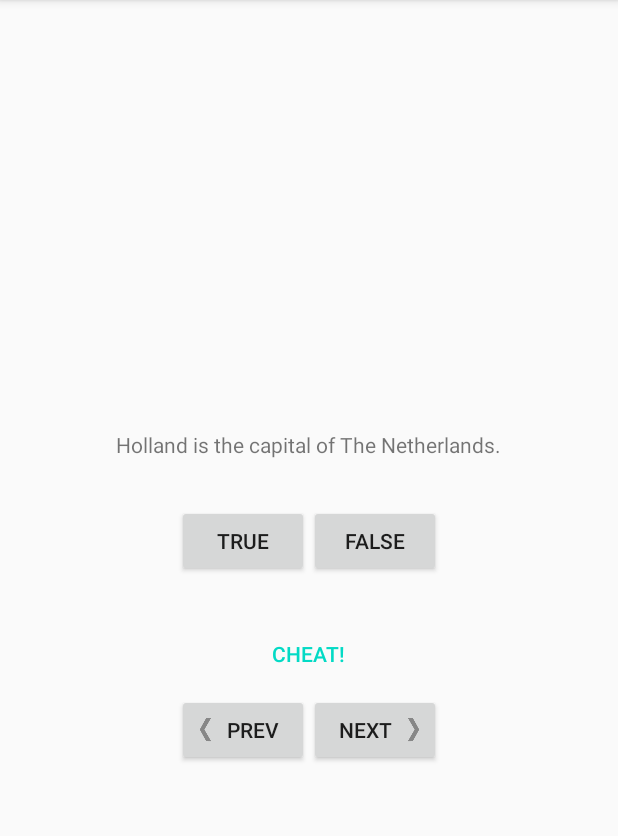
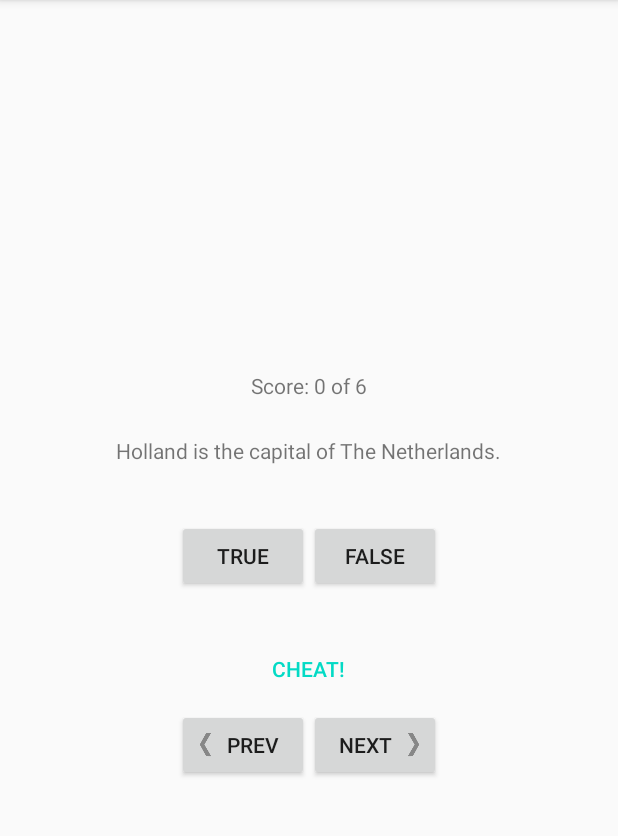
Before and after one commit to rleee/GeoQuiz, an Android app: the screen it shows after launch (MainActivity), on a phone screen of 412 x 824 dp, the part 84-920 px from its top. Run offline under Robolectric (Android 15) with nearby library versions, the phone set to English and light mode, and no system bars.

Commit message:
track score and add all answered Toast

```diff
--- a/app/src/main/java/com/drdlee/geoquiz/MainActivity.kt
+++ b/app/src/main/java/com/drdlee/geoquiz/MainActivity.kt
@@ -9,15 +9,14 @@ import androidx.appcompat.app.AppCompatActivity
 import android.os.Bundle
 import android.util.Log
 import android.widget.Button
-import android.widget.ImageButton
 import android.widget.TextView
 import android.widget.Toast
-import androidx.lifecycle.ViewModel
 import androidx.lifecycle.ViewModelProvider
-import kotlinx.android.synthetic.main.activity_main.*
 
 private const val TAG = "MainActivity"
 private const val KEY_INDEX = "index"
+private const val KEY_SCORE = "score"
+private const val KEY_ANSWERED = "answered_count"
 private const val REQUEST_CODE_CHEAT = 0
 
 class MainActivity : AppCompatActivity() {
@@ -28,6 +27,7 @@ class MainActivity : AppCompatActivity() {
     private lateinit var nextButton: Button
     private lateinit var prevButton: Button
     private lateinit var cheatButton: Button
+    private lateinit var scoreTextView: TextView
 
     private val quizViewModel: QuizViewModel by lazy {
         ViewModelProvider(this).get(QuizViewModel::class.java)
@@ -40,7 +40,13 @@ class MainActivity : AppCompatActivity() {
         setContentView(R.layout.activity_main)
 
         val currentIndex = savedInstanceState?.getInt(KEY_INDEX, 0) ?: 0
-        quizViewModel.currentIndex = currentIndex
+        val score = savedInstanceState?.getInt(KEY_SCORE, 0) ?: 0
+        val answeredCount = savedInstanceState?.getInt(KEY_ANSWERED, 0) ?: 0
+        quizViewModel.apply {
+            this.currentIndex = currentIndex
+            this.score = score
+            this.answeredCount = answeredCount
+        }
 
         questionTextView = findViewById(R.id.question_text_view)
         trueButton = findViewById(R.id.true_button)
@@ -48,17 +54,20 @@ class MainActivity : AppCompatActivity() {
         nextButton = findViewById(R.id.next_button)
         prevButton = findViewById(R.id.prev_button)
         cheatButton = findViewById(R.id.cheat_button)
+        scoreTextView = findViewById(R.id.score_text_view)
 
         trueButton.setOnClickListener {
+            checkAnswer(true)
             quizViewModel.updateIsAnswered()
+            checkIsAllAnswered()
             disableAnswerButton()
-            checkAnswer(true)
         }
 
         falseButton.setOnClickListener {
+            checkAnswer(false)
             quizViewModel.updateIsAnswered()
+            checkIsAllAnswered()
             disableAnswerButton()
-            checkAnswer(false)
         }
 
         nextButton.setOnClickListener {
@@ -90,6 +99,8 @@ class MainActivity : AppCompatActivity() {
         }
 
         updateQuestion()
+        val scoreString = getString(R.string.score_text, quizViewModel.score, quizViewModel.questionCount)
+        scoreTextView.text = scoreString
     }
 
     override fun onActivityResult(requestCode: Int, resultCode: Int, data: Intent?) {
@@ -123,6 +134,8 @@ class MainActivity : AppCompatActivity() {
         Log.i(TAG, "onSaveInstanceState")
 
         outState.putInt(KEY_INDEX, quizViewModel.currentIndex)
+        outState.putInt(KEY_SCORE, quizViewModel.score)
+        outState.putInt(KEY_ANSWERED, quizViewModel.answeredCount)
     }
 
     override fun onStop() {
@@ -144,13 +157,23 @@ class MainActivity : AppCompatActivity() {
 
     private fun checkAnswer(userAnswer: Boolean) {
         val correctAnswer = quizViewModel.currentQuestionAnswer
+
+        // Show Toast
         val messageResId = when {
             quizViewModel.isCheater -> R.string.judgement_toast
             userAnswer == correctAnswer -> R.string.correct_toast
             else -> R.string.incorrect_toast
         }
+        Toast.makeText(this, messageResId, Toast.LENGTH_SHORT).show()
 
-        Toast.makeText(this, messageResId, Toast.LENGTH_SHORT).show()
+        // Add Score
+        if (correctAnswer == userAnswer) {
+            quizViewModel.addScore()
+        }
+
+        val scoreString = getString(R.string.score_text, quizViewModel.score, quizViewModel.questionCount)
+        scoreTextView.text = scoreString
+
         quizViewModel.isCheater = false
     }
 
@@ -165,4 +188,10 @@ class MainActivity : AppCompatActivity() {
             cheatButton.isEnabled = true
         }
     }
+
+    private fun checkIsAllAnswered() {
+        if (quizViewModel.answeredCount == quizViewModel.questionCount) {
+            Toast.makeText(this, R.string.finish_text, Toast.LENGTH_LONG).show()
+        }
+    }
 }
--- a/app/src/main/java/com/drdlee/geoquiz/QuizViewModel.kt
+++ b/app/src/main/java/com/drdlee/geoquiz/QuizViewModel.kt
@@ -7,6 +7,8 @@ private const val TAG = "QuizViewModel"
 class QuizViewModel: ViewModel() {
 
     var currentIndex = 0
+    var score = 0
+    var answeredCount = 0
     var isCheater = false
 
     private val questionBank = listOf(
@@ -27,6 +29,13 @@ class QuizViewModel: ViewModel() {
     val isCurrentQuestionAnswered: Boolean
         get() = questionBank[currentIndex].answered
 
+    val questionCount: Int
+        get() = questionBank.size
+
+    fun addScore() {
+        score += 1
+    }
+
     fun moveToNext() {
         currentIndex = (currentIndex + 1) % questionBank.size
     }
@@ -40,6 +49,7 @@ class QuizViewModel: ViewModel() {
 
     fun updateIsAnswered() {
         questionBank[currentIndex].answered = true
+        answeredCount += 1
     }
 
 }
--- a/app/src/main/res/layout-land/activity_main.xml
+++ b/app/src/main/res/layout-land/activity_main.xml
@@ -4,13 +4,31 @@
     android:layout_height="match_parent"
     xmlns:tools="http://schemas.android.com/tools">
 
-    <TextView
-        android:id="@+id/question_text_view"
+    <LinearLayout
         android:layout_width="wrap_content"
         android:layout_height="wrap_content"
-        android:padding="24dp"
-        android:layout_gravity="center_horizontal"
-        tools:text="@string/question_holland"/>
+        android:orientation="vertical"
+        android:layout_gravity="center_horizontal">
+
+        <TextView
+            android:id="@+id/score_text_view"
+            android:layout_width="wrap_content"
+            android:layout_height="wrap_content"
+            android:text="@string/score_text"
+            android:layout_gravity="center_horizontal"
+            android:padding="10dp"
+            android:layout_marginTop="10dp"/>
+
+        <TextView
+            android:id="@+id/question_text_view"
+            android:layout_width="wrap_content"
+            android:layout_height="wrap_content"
+            android:padding="10dp"
+            android:layout_gravity="center_horizontal"
+            tools:text="@string/question_holland"/>
+
+    </LinearLayout>
+
 
     <LinearLayout
         android:layout_width="wrap_content"
--- a/app/src/main/res/layout/activity_main.xml
+++ b/app/src/main/res/layout/activity_main.xml
@@ -6,11 +6,17 @@
     android:orientation="vertical">
 
     <TextView
+        android:id="@+id/score_text_view"
+        android:layout_width="wrap_content"
+        android:layout_height="wrap_content"
+        android:text="@string/score_text"/>
+
+
+    <TextView
         android:id="@+id/question_text_view"
         android:layout_width="wrap_content"
         android:layout_height="wrap_content"
         android:padding="24dp"
-        android:gravity="center"
         tools:text="@string/question_holland"
         android:height="80dp"/>
 
--- a/app/src/main/res/values/strings.xml
+++ b/app/src/main/res/values/strings.xml
@@ -1,5 +1,7 @@
 <resources>
     <string name="app_name">GeoQuiz</string>
+
+    <string name="score_text">Score: %1$d of %2$d</string>
 
     <string name="question_holland">Holland is the capital of The Netherlands.</string>
     <string name="question_oceans">The pacific Ocean is larger than the Atlantic Ocean.</string>
@@ -20,4 +22,6 @@
     <string name="warning_text">Are you sure want to do this?</string>
     <string name="show_answer_button">Show Answer</string>
     <string name="judgement_toast">Cheating is wrong.</string>
+
+    <string name="finish_text">You\'ve answered all the questions</string>
 </resources>
```
